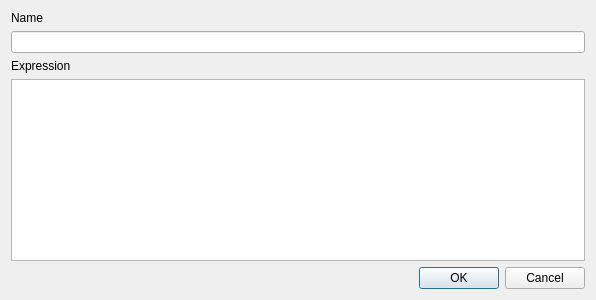
qgis/QGIS, file python/plugins/processing/algs/qgis/ui/AddNewExpressionDialog.ui: the form before one commit.
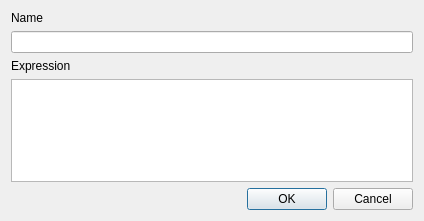
The form after the commit.

Commit message: [processing] improve layout of the raster calculator dialog

The edit to the form file:
```diff
--- a/python/plugins/processing/algs/qgis/ui/AddNewExpressionDialog.ui
+++ b/python/plugins/processing/algs/qgis/ui/AddNewExpressionDialog.ui
@@ -6,8 +6,8 @@
    <rect>
     <x>0</x>
     <y>0</y>
-    <width>596</width>
-    <height>300</height>
+    <width>424</width>
+    <height>221</height>
    </rect>
   </property>
   <property name="windowTitle">
```
The commit also changes 4 other files.
